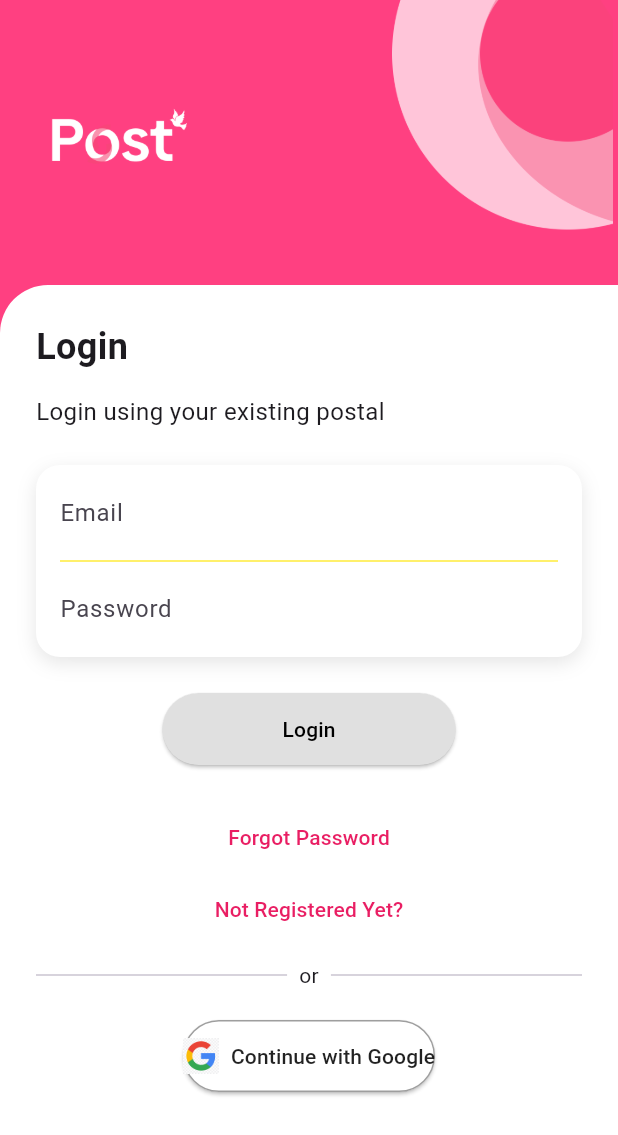
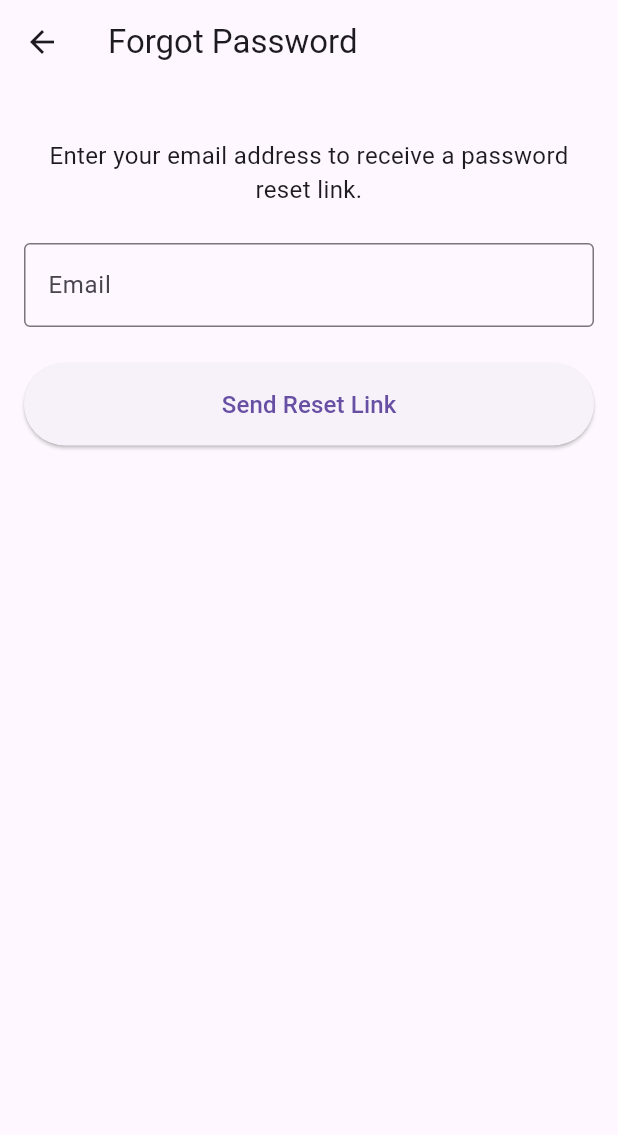
Before and after one commit to sajith23420/Group-Project, a Flutter app: the screen it shows after launch, after a tap on "Forgot Password", on a phone screen of 412 x 824 dp. Shown: the top 1135 px of the screen. Run offline on Flutter 3.47's test engine with Material 3 defaults, Android fonts, the phone set to English and light mode, and no system bars.

Commit message:
Create forgot password screen

```diff
--- /dev/null
+++ b/Frontend/post_app/lib/screens/forgot_password_screen.dart
@@ -0,0 +1,55 @@
+import 'package:flutter/material.dart';
+
+class ForgotPasswordScreen extends StatelessWidget {
+  const ForgotPasswordScreen({super.key});
+
+  @override
+  Widget build(BuildContext context) {
+    // GlobalKey for the Form (optional for just UI)
+    final _formKey = GlobalKey<FormState>();
+
+    return Scaffold(
+      appBar: AppBar(
+        title: const Text('Forgot Password'),
+      ),
+      body: SingleChildScrollView(
+        padding: const EdgeInsets.all(16.0),
+        child: Form(
+          key: _formKey,
+          child: Column(
+            crossAxisAlignment: CrossAxisAlignment.stretch,
+            children: <Widget>[
+              const SizedBox(height: 20.0),
+              const Text(
+                'Enter your email address to receive a password reset link.',
+                style: TextStyle(fontSize: 16.0),
+                textAlign: TextAlign.center,
+              ),
+              const SizedBox(height: 24.0),
+              TextFormField(
+                decoration: const InputDecoration(
+                  labelText: 'Email',
+                  border: OutlineInputBorder(),
+                ),
+                keyboardType: TextInputType.emailAddress,
+                // validator: (value) { ... } // Add validation later if needed
+              ),
+              const SizedBox(height: 24.0),
+              ElevatedButton(
+                style: ElevatedButton.styleFrom(
+                  padding: const EdgeInsets.symmetric(vertical: 16.0),
+                ),
+                onPressed: () {
+                  // if (_formKey.currentState!.validate()) {
+                  //   // Send reset link logic
+                  // }
+                },
+                child: const Text('Send Reset Link', style: TextStyle(fontSize: 16)),
+              ),
+            ],
+          ),
+        ),
+      ),
+    );
+  }
+}
--- a/Frontend/post_app/lib/screens/login_screen.dart
+++ b/Frontend/post_app/lib/screens/login_screen.dart
@@ -2,6 +2,7 @@ import 'package:flutter/material.dart';
 import 'package:post_app/screens/signup_screen.dart';
 import 'package:post_app/screens/main_app_shell.dart';
 import 'package:post_app/screens/admin_dashboard_screen.dart'; // Added import
+import 'package:post_app/screens/forgot_password_screen.dart'; // Added import
 
 class LoginScreen extends StatefulWidget { // Changed to StatefulWidget
   const LoginScreen({super.key});
@@ -194,14 +195,19 @@ class _LoginScreenState extends State<LoginScreen> { // Added State class
                       child: Column(
                         children: [
                           TextButton(
-                            onPressed: () {},
+                            onPressed: () { // Added navigation
+                              Navigator.push(
+                                context,
+                                MaterialPageRoute(builder: (context) => const ForgotPasswordScreen()),
+                              );
+                            },
                             child: const Text(
                               "Forgot Password",
                               style: TextStyle(color: Colors.pink),
                             ),
                           ),
                           TextButton(
-                            onPressed: _navigateToSignup, // Removed context parameter
+                            onPressed: _navigateToSignup,
                             child: const Text(
                               "Not Registered Yet?",
                               style: TextStyle(color: Colors.pink),
```
